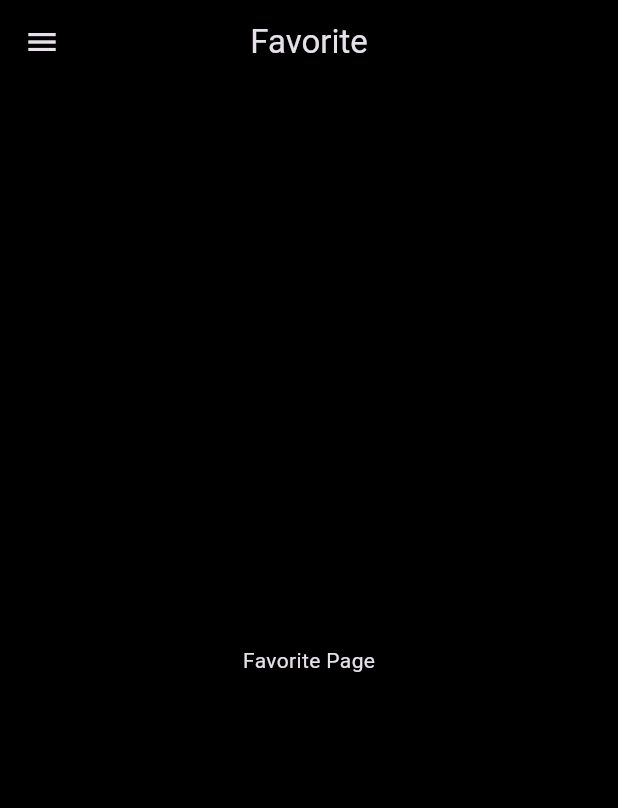
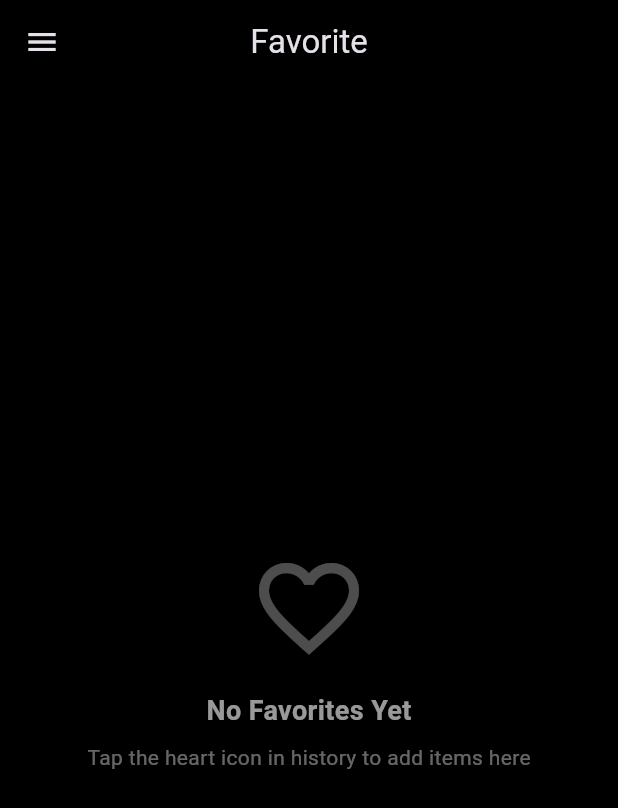
Before and after one commit to tomzitAhamad/qr_scanner, a Flutter app: the FavoritePage screen opened by its route, on a phone screen of 412 x 824 dp. Shown: the top 808 px of the screen. Run offline on Flutter 3.47's test engine with Material 3 defaults, Android fonts, the light colour scheme and no system bars; our stand-ins replace image_picker; missing offline and left inert: mobile_scanner.

Commit message:
handled fevorite section

```diff
--- a/lib/core/constants/app_strings.dart
+++ b/lib/core/constants/app_strings.dart
@@ -11,6 +11,9 @@ class AppStrings {
   static const String clearHistoryTitle = "Clear History";
   static const String clearHistoryMessage =
       "Are you sure you want to clear all history?";
-  static const String clearHistoryCancel = "Cancel";
-  static const String clearHistoryConfirm = "Clear";
+  static const String cancelText = "Cancel";
+  static const String clearText = "Clear";
+  static const String clearFevoriteTitle = "Clear Favorites";
+  static const String clearFevoriteMessage =
+      "Are you sure you want to clear all favorite items? This action cannot be undone.";
 }
--- /dev/null
+++ b/lib/core/providers/favorite_provider.dart
@@ -0,0 +1,32 @@
+import 'package:flutter/material.dart';
+import '../models/history_item.dart';
+
+class FavoriteProvider extends ChangeNotifier {
+  final List<HistoryItem> _favorites = [];
+
+  List<HistoryItem> get favorites => List.unmodifiable(_favorites.reversed);
+
+  bool isFavorite(String qrData) {
+    return _favorites.any((item) => item.data == qrData);
+  }
+
+  void toggleFavorite(HistoryItem item) {
+    final index = _favorites.indexWhere((fav) => fav.data == item.data);
+    if (index >= 0) {
+      _favorites.removeAt(index);
+    } else {
+      _favorites.add(item);
+    }
+    notifyListeners();
+  }
+
+  void removeFavorite(String qrData) {
+    _favorites.removeWhere((item) => item.data == qrData);
+    notifyListeners();
+  }
+
+  void clearFavorites() {
+    _favorites.clear();
+    notifyListeners();
+  }
+}
--- a/lib/features/favorites/presentation/pages/favorite_page.dart
+++ b/lib/features/favorites/presentation/pages/favorite_page.dart
@@ -1,9 +1,63 @@
 import 'package:flutter/material.dart';
+import 'package:provider/provider.dart';
 import 'package:qr_code_scanner/core/constants/app_strings.dart';
+import 'package:qr_code_scanner/core/providers/favorite_provider.dart';
 import '../../../../core/widgets/app_drawer.dart';
+import 'package:qr_code_scanner/features/history/presentation/widgets/history_item_card.dart';
+import '../widgets/empty_favorites_view.dart';
 
 class FavoritePage extends StatelessWidget {
   const FavoritePage({super.key});
+
+  void _showClearFavoritesConfirmation(BuildContext context) {
+    showDialog(
+      context: context,
+      builder: (ctx) => AlertDialog(
+        backgroundColor: const Color(0xFF1E1E1E),
+        shape: RoundedRectangleBorder(borderRadius: BorderRadius.circular(16)),
+        title: const Row(
+          children: [
+            Icon(Icons.delete_sweep, color: Colors.redAccent, size: 24),
+            SizedBox(width: 10),
+            Text(
+              AppStrings.clearFevoriteTitle,
+              style: TextStyle(
+                color: Colors.white,
+                fontSize: 18,
+                fontWeight: FontWeight.bold,
+              ),
+            ),
+          ],
+        ),
+        content: const Text(
+          AppStrings.clearFevoriteMessage,
+          style: TextStyle(color: Colors.white70, fontSize: 14),
+        ),
+        actions: [
+          TextButton(
+            onPressed: () => Navigator.of(ctx).pop(),
+            child: const Text(
+              "Cancel",
+              style: TextStyle(color: Colors.white54),
+            ),
+          ),
+          ElevatedButton(
+            style: ElevatedButton.styleFrom(
+              backgroundColor: Colors.redAccent,
+              shape: RoundedRectangleBorder(
+                borderRadius: BorderRadius.circular(8),
+              ),
+            ),
+            onPressed: () {
+              context.read<FavoriteProvider>().clearFavorites();
+              Navigator.of(ctx).pop();
+            },
+            child: const Text("Clear", style: TextStyle(color: Colors.white)),
+          ),
+        ],
+      ),
+    );
+  }
 
   @override
   Widget build(BuildContext context) {
@@ -11,9 +65,46 @@ class FavoritePage extends StatelessWidget {
       appBar: AppBar(
         title: const Text(AppStrings.favoriteString),
         centerTitle: true,
+        actions: [
+          Consumer<FavoriteProvider>(
+            builder: (context, provider, child) {
+              if (provider.favorites.isEmpty) return const SizedBox();
+              return IconButton(
+                icon: const Icon(
+                  Icons.delete_sweep_outlined,
+                  color: Colors.redAccent,
+                ),
+                tooltip: "Clear All Favorites",
+                onPressed: () => _showClearFavoritesConfirmation(context),
+              );
+            },
+          ),
+        ],
       ),
       drawer: const AppDrawer(),
-      body: const Center(child: Text("Favorite Page")),
+      body: Consumer<FavoriteProvider>(
+        builder: (context, favoriteProvider, child) {
+          final items = favoriteProvider.favorites;
+
+          if (items.isEmpty) {
+            return const EmptyFavoritesView();
+          }
+
+          return ListView.builder(
+            itemCount: items.length,
+            padding: const EdgeInsets.only(bottom: 24),
+            itemBuilder: (context, index) {
+              final item = items[index];
+              return HistoryItemCard(
+                item: item,
+                onDelete: () {
+                  favoriteProvider.removeFavorite(item.data);
+                },
+              );
+            },
+          );
+        },
+      ),
     );
   }
 }
--- /dev/null
+++ b/lib/features/favorites/presentation/widgets/empty_favorites_view.dart
@@ -0,0 +1,38 @@
+import 'package:flutter/material.dart';
+
+class EmptyFavoritesView extends StatelessWidget {
+  const EmptyFavoritesView({super.key});
+
+  @override
+  Widget build(BuildContext context) {
+    return Center(
+      child: Column(
+        mainAxisAlignment: MainAxisAlignment.center,
+        children: [
+          Icon(
+            Icons.favorite_border,
+            size: 80,
+            color: Colors.white.withOpacity(0.3),
+          ),
+          const SizedBox(height: 16),
+          Text(
+            "No Favorites Yet",
+            style: TextStyle(
+              fontSize: 18,
+              fontWeight: FontWeight.bold,
+              color: Colors.white.withOpacity(0.6),
+            ),
+          ),
+          const SizedBox(height: 8),
+          Text(
+            "Tap the heart icon in history to add items here",
+            style: TextStyle(
+              fontSize: 14,
+              color: Colors.white.withOpacity(0.4),
+            ),
+          ),
+        ],
+      ),
+    );
+  }
+}
--- a/lib/features/history/presentation/pages/history_page.dart
+++ b/lib/features/history/presentation/pages/history_page.dart
@@ -53,7 +53,7 @@ class HistoryPage extends StatelessWidget {
               Navigator.of(ctx).pop();
             },
             child: const Text(
-              AppStrings.clearHistoryConfirm,
+              AppStrings.clearText,
               style: TextStyle(color: Colors.white),
             ),
           ),
@@ -77,7 +77,7 @@ class HistoryPage extends StatelessWidget {
                   Icons.delete_sweep_outlined,
                   color: Colors.redAccent,
                 ),
-                tooltip: AppStrings.clearHistoryCancel,
+                tooltip: AppStrings.clearText,
                 onPressed: () => _showClearConfirmation(context),
               );
             },
--- a/lib/main.dart
+++ b/lib/main.dart
@@ -5,6 +5,7 @@ import 'package:qr_code_scanner/app/app.dart';
 import 'package:qr_code_scanner/core/providers/navigation_provider.dart';
 import 'package:qr_code_scanner/core/providers/scanner_provider.dart';
 import 'package:qr_code_scanner/core/providers/history_provider.dart';
+import 'package:qr_code_scanner/core/providers/favorite_provider.dart';
 
 void main() {
   runApp(
@@ -13,6 +14,7 @@ void main() {
         ChangeNotifierProvider(create: (_) => NavigationProvider()),
         ChangeNotifierProvider(create: (_) => ScannerProvider()),
         ChangeNotifierProvider(create: (_) => HistoryProvider()),
+        ChangeNotifierProvider(create: (_) => FavoriteProvider()),
       ],
       child: const QrScannerApp(),
     ),
```
Also changed, not shown: lib/features/history/presentation/widgets/history_item_card.dart (+16 -0 lines).
